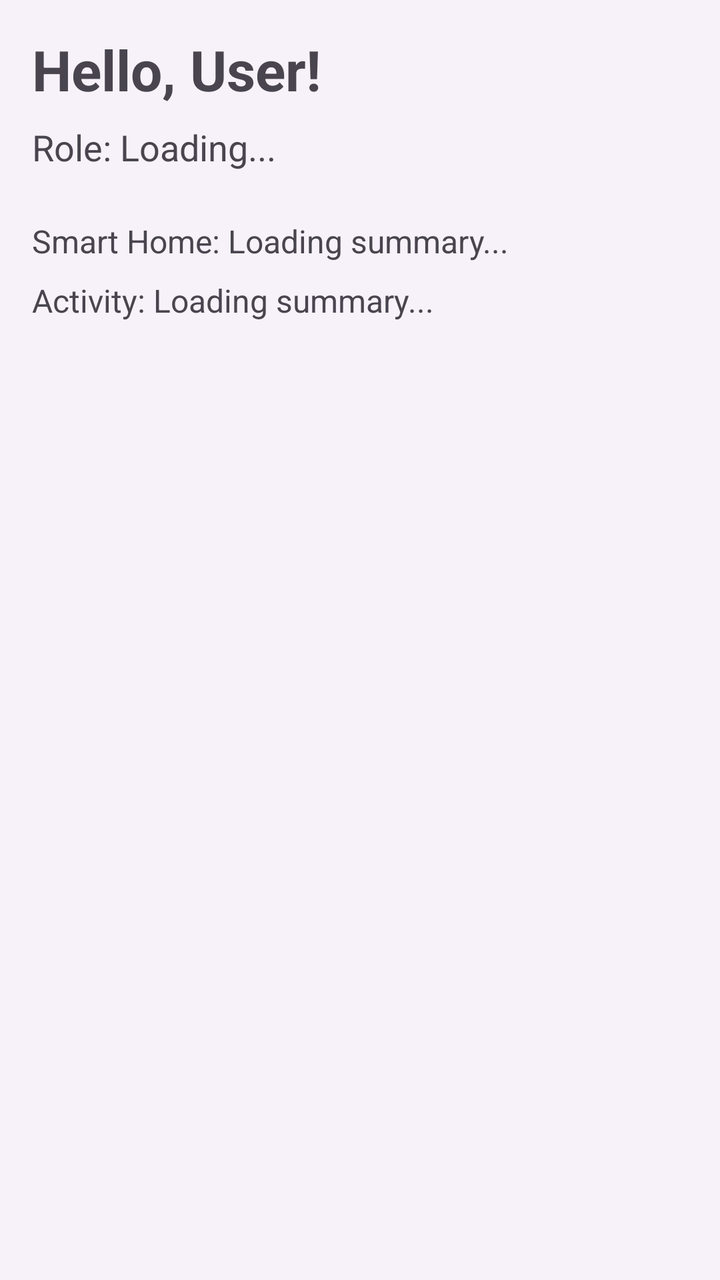
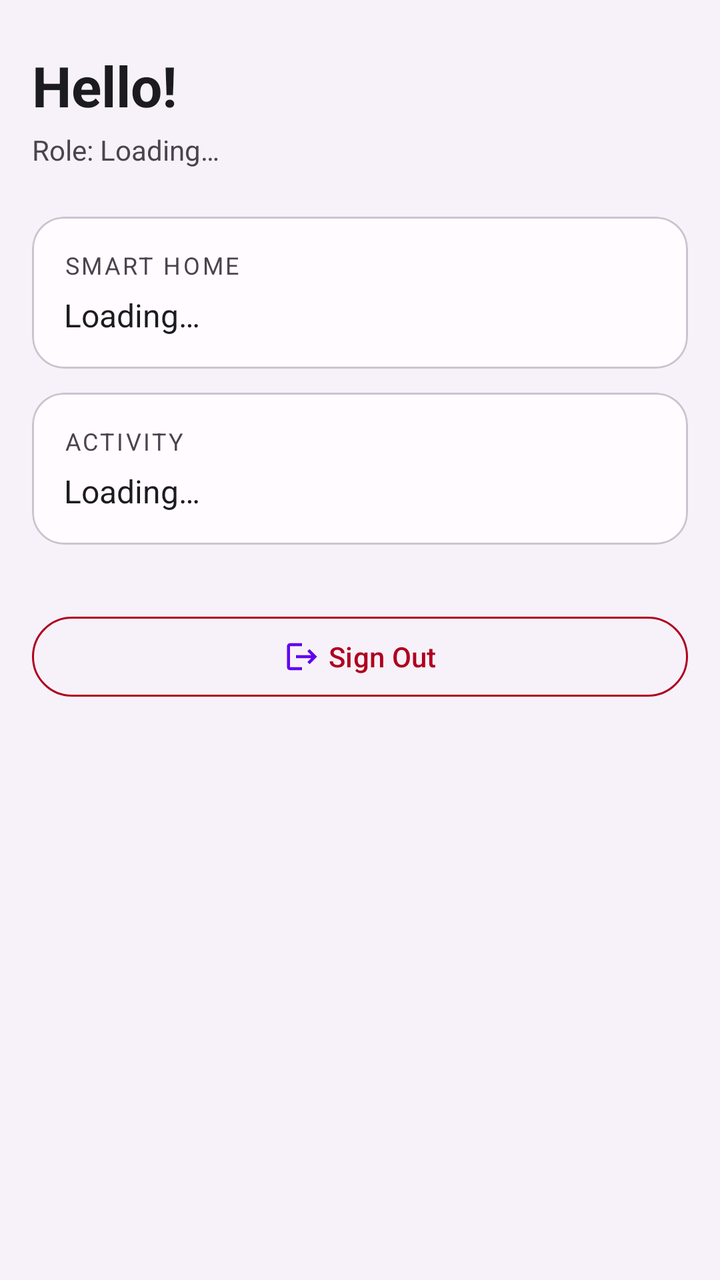

The first picture is an Android layout as it rendered before a commit; the second is the same layout after the commit. The layout source and the unified diff follow.
<!-- AndroidManifest.xml: application theme Theme.RiverSong -->
<!-- res/layout/fragment_user_dashboard.xml -->
<androidx.constraintlayout.widget.ConstraintLayout
    xmlns:android="http://schemas.android.com/apk/res/android"
    xmlns:app="http://schemas.android.com/apk/res-auto"
    xmlns:tools="http://schemas.android.com/tools"
    android:layout_width="match_parent"
    android:layout_height="match_parent"
    android:padding="16dp"
    tools:context=".ui.UserDashboardScreen">

    <TextView
        android:id="@+id/textViewDashboardWelcome"
        android:layout_width="wrap_content"
        android:layout_height="wrap_content"
        android:text="Hello, User!"
        android:textSize="28sp"
        android:textStyle="bold"
        app:layout_constraintTop_toTopOf="parent"
        app:layout_constraintStart_toStartOf="parent" />

    <TextView
        android:id="@+id/textViewUserRole"
        android:layout_width="wrap_content"
        android:layout_height="wrap_content"
        android:text="Role: Loading..."
        android:textSize="18sp"
        android:layout_marginTop="8dp"
        app:layout_constraintTop_toBottomOf="@id/textViewDashboardWelcome"
        app:layout_constraintStart_toStartOf="parent" />

    <TextView
        android:id="@+id/textViewSmartHomeSummary"
        android:layout_width="0dp"
        android:layout_height="wrap_content"
        android:text="Smart Home: Loading summary..."
        android:textSize="16sp"
        android:layout_marginTop="24dp"
        app:layout_constraintTop_toBottomOf="@id/textViewUserRole"
        app:layout_constraintStart_toStartOf="parent"
        app:layout_constraintEnd_toEndOf="parent" />

    <TextView
        android:id="@+id/textViewActivitySummary"
        android:layout_width="0dp"
        android:layout_height="wrap_content"
        android:text="Activity: Loading summary..."
        android:textSize="16sp"
        android:layout_marginTop="8dp"
        app:layout_constraintTop_toBottomOf="@id/textViewSmartHomeSummary"
        app:layout_constraintStart_toStartOf="parent"
        app:layout_constraintEnd_toEndOf="parent" />

    

</androidx.constraintlayout.widget.ConstraintLayout>
<!-- resources referenced by this layout -->
<resources>
  <style name="Theme.RiverSong" parent="Theme.Material3.DayNight.NoActionBar">
          <item name="colorPrimary">@color/river_song_primary</item>
          <item name="colorOnPrimary">@color/river_song_on_primary</item>
          <item name="colorPrimaryContainer">@color/river_song_primary_container</item>
          <item name="colorOnPrimaryContainer">@color/river_song_on_primary_container</item>
  
          <item name="colorSecondary">@color/river_song_secondary</item>
          <item name="colorOnSecondary">@color/river_song_on_secondary</item>
          <item name="colorSecondaryContainer">@color/river_song_secondary_container</item>
          <item name="colorOnSecondaryContainer">@color/river_song_on_secondary_container</item>
  
          <item name="colorTertiary">@color/river_song_tertiary</item>
          <item name="colorOnTertiary">@color/river_song_on_tertiary</item>
          <item name="colorTertiaryContainer">@color/river_song_tertiary_container</item>
          <item name="colorOnTertiaryContainer">@color/river_song_on_tertiary_container</item>
  
          <item name="colorError">@color/river_song_error</item>
          <item name="colorOnError">@color/river_song_on_error</item>
          <item name="colorErrorContainer">@color/river_song_error_container</item>
          <item name="colorOnErrorContainer">@color/river_song_on_error_container</item>
  
          <item name="android:colorBackground">@color/river_song_background</item>
          <item name="colorOnBackground">@color/river_song_on_background</item>
          <item name="colorSurface">@color/river_song_surface</item>
          <item name="colorOnSurface">@color/river_song_on_surface</item>
          <item name="colorSurfaceVariant">@color/river_song_surface_variant</item>
          <item name="colorOnSurfaceVariant">@color/river_song_on_surface_variant</item>
          <item name="colorOutline">@color/river_song_outline</item>
  
          <item name="android:statusBarColor">?attr/colorPrimary</item>
          <item name="android:windowLightStatusBar">true</item>
          <item name="android:navigationBarColor">?attr/colorSurface</item>
      </style>
  <color name="river_song_primary">#6200EE</color>
  <color name="river_song_on_primary">#FFFFFF</color>
  <color name="river_song_primary_container">#BB86FC</color>
  <color name="river_song_on_primary_container">#21005D</color>
  <color name="river_song_secondary">#03DAC6</color>
  <color name="river_song_on_secondary">#000000</color>
  <color name="river_song_secondary_container">#66FAF4</color>
  <color name="river_song_on_secondary_container">#003831</color>
  <color name="river_song_tertiary">#018786</color>
  <color name="river_song_on_tertiary">#FFFFFF</color>
  <color name="river_song_tertiary_container">#A7E7E7</color>
  <color name="river_song_on_tertiary_container">#002C2C</color>
  <color name="river_song_error">#B00020</color>
  <color name="river_song_on_error">#FFFFFF</color>
  <color name="river_song_error_container">#FCD8DF</color>
  <color name="river_song_on_error_container">#410002</color>
  <color name="river_song_background">#F7F2F9</color>
  <color name="river_song_on_background">#1C1B1F</color>
  <color name="river_song_surface">#FFFBFE</color>
  <color name="river_song_on_surface">#1C1B1F</color>
  <color name="river_song_surface_variant">#E7E0EC</color>
  <color name="river_song_on_surface_variant">#49454F</color>
  <color name="river_song_outline">#79757F</color>
</resources>

<!-- the commit's change to res/layout/fragment_user_dashboard.xml (unified diff, before → after) -->
@@ -1,54 +1,119 @@
-<androidx.constraintlayout.widget.ConstraintLayout
+<?xml version="1.0" encoding="utf-8"?>
+<androidx.core.widget.NestedScrollView
     xmlns:android="http://schemas.android.com/apk/res/android"
     xmlns:app="http://schemas.android.com/apk/res-auto"
-    xmlns:tools="http://schemas.android.com/tools"
     android:layout_width="match_parent"
     android:layout_height="match_parent"
-    android:padding="16dp"
-    tools:context=".ui.UserDashboardScreen">
+    android:background="@color/river_song_background">
 
-    <TextView
-        android:id="@+id/textViewDashboardWelcome"
-        android:layout_width="wrap_content"
+    <LinearLayout
+        android:layout_width="match_parent"
         android:layout_height="wrap_content"
-        android:text="Hello, User!"
-        android:textSize="28sp"
-        android:textStyle="bold"
-        app:layout_constraintTop_toTopOf="parent"
-        app:layout_constraintStart_toStartOf="parent" />
+        android:orientation="vertical"
+        android:padding="16dp">
 
-    <TextView
-        android:id="@+id/textViewUserRole"
-        android:layout_width="wrap_content"
-        android:layout_height="wrap_content"
-        android:text="Role: Loading..."
-        android:textSize="18sp"
-        android:layout_marginTop="8dp"
-        app:layout_constraintTop_toBottomOf="@id/textViewDashboardWelcome"
-        app:layout_constraintStart_toStartOf="parent" />
+        
+        <TextView
+            android:id="@+id/textViewDashboardWelcome"
+            android:layout_width="wrap_content"
+            android:layout_height="wrap_content"
+            android:layout_marginTop="8dp"
+            android:text="Hello!"
+            android:textSize="28sp"
+            android:textStyle="bold"
+            android:textColor="@color/river_song_on_background" />
 
-    <TextView
-        android:id="@+id/textViewSmartHomeSummary"
-        android:layout_width="0dp"
-        android:layout_height="wrap_content"
-        android:text="Smart Home: Loading summary..."
-        android:textSize="16sp"
-        android:layout_marginTop="24dp"
-        app:layout_constraintTop_toBottomOf="@id/textViewUserRole"
-        app:layout_constraintStart_toStartOf="parent"
-        app:layout_constraintEnd_toEndOf="parent" />
+        <TextView
+            android:id="@+id/textViewUserRole"
+            android:layout_width="wrap_content"
+            android:layout_height="wrap_content"
+            android:layout_marginTop="4dp"
+            android:text="Role: Loading…"
+            android:textSize="14sp"
+            android:textColor="@color/river_song_on_surface_variant" />
 
-    <TextView
-        android:id="@+id/textViewActivitySummary"
-        android:layout_width="0dp"
-        android:layout_height="wrap_content"
-        android:text="Activity: Loading summary..."
-        android:textSize="16sp"
-        android:layout_marginTop="8dp"
-        app:layout_constraintTop_toBottomOf="@id/textViewSmartHomeSummary"
-        app:layout_constraintStart_toStartOf="parent"
-        app:layout_constraintEnd_toEndOf="parent" />
+        
+        <com.google.android.material.card.MaterialCardView
+            android:layout_width="match_parent"
+            android:layout_height="wrap_content"
+            android:layout_marginTop="24dp"
+            app:cardCornerRadius="16dp"
+            app:cardElevation="0dp"
+            android:backgroundTint="@color/river_song_surface">
 
-    
+            <LinearLayout
+                android:layout_width="match_parent"
+                android:layout_height="wrap_content"
+                android:orientation="vertical"
+                android:padding="16dp">
 
-</androidx.constraintlayout.widget.ConstraintLayout>
+                <TextView
+                    android:layout_width="wrap_content"
+                    android:layout_height="wrap_content"
+                    android:text="Smart Home"
+                    android:textSize="12sp"
+                    android:textAllCaps="true"
+                    android:letterSpacing="0.1"
+                    android:textColor="@color/river_song_on_surface_variant" />
+
+                <TextView
+                    android:id="@+id/textViewSmartHomeSummary"
+                    android:layout_width="match_parent"
+                    android:layout_height="wrap_content"
+                    android:layout_marginTop="6dp"
+                    android:text="Loading…"
+                    android:textSize="16sp"
+                    android:textColor="@color/river_song_on_surface" />
+            </LinearLayout>
+        </com.google.android.material.card.MaterialCardView>
+
+        
+        <com.google.android.material.card.MaterialCardView
+            android:layout_width="match_parent"
+            android:layout_height="wrap_content"
+            android:layout_marginTop="12dp"
+            app:cardCornerRadius="16dp"
+            app:cardElevation="0dp"
+            android:backgroundTint="@color/river_song_surface">
+
+            <LinearLayout
+                android:layout_width="match_parent"
+                android:layout_height="wrap_content"
+                android:orientation="vertical"
+                android:padding="16dp">
+
+                <TextView
+                    android:layout_width="wrap_content"
+                    android:layout_height="wrap_content"
+                    android:text="Activity"
+                    android:textSize="12sp"
+                    android:textAllCaps="true"
+                    android:letterSpacing="0.1"
+                    android:textColor="@color/river_song_on_surface_variant" />
+
+                <TextView
+                    android:id="@+id/textViewActivitySummary"
+                    android:layout_width="match_parent"
+                    android:layout_height="wrap_content"
+                    android:layout_marginTop="6dp"
+                    android:text="Loading…"
+                    android:textSize="16sp"
+                    android:textColor="@color/river_song_on_surface" />
+            </LinearLayout>
+        </com.google.android.material.card.MaterialCardView>
+
+        
+        <com.google.android.material.button.MaterialButton
+            android:id="@+id/buttonLogout"
+            style="@style/Widget.Material3.Button.OutlinedButton"
+            android:layout_width="match_parent"
+            android:layout_height="wrap_content"
+            android:layout_marginTop="32dp"
+            android:text="Sign Out"
+            app:icon="@drawable/ic_logout"
+            app:iconGravity="textStart"
+            android:textColor="@color/river_song_error"
+            app:strokeColor="@color/river_song_error" />
+
+    </LinearLayout>
+</androidx.core.widget.NestedScrollView>
<!-- resource entries referenced after the edit -->
@@ -52,6 +52,18 @@
   <color name="river_song_background">#F7F2F9</color>
   <color name="river_song_on_background">#1C1B1F</color>
   <color name="river_song_surface">#FFFBFE</color>
+  <!-- drawable ic_logout (drawable) -->
+  <?xml version="1.0" encoding="utf-8"?>
+  <vector xmlns:android="http://schemas.android.com/apk/res/android"
+      android:width="24dp"
+      android:height="24dp"
+      android:viewportWidth="24"
+      android:viewportHeight="24"
+      android:tint="?attr/colorControlNormal">
+      <path
+          android:fillColor="@android:color/white"
+          android:pathData="M17,7l-1.41,1.41L18.17,11H8v2h10.17l-2.58,2.58L17,17l5,-5zM4,5h8V3H4c-1.1,0 -2,0.9 -2,2v14c0,1.1 0.9,2 2,2h8v-2H4V5z" />
+  </vector>
   <color name="river_song_on_surface">#1C1B1F</color>
   <color name="river_song_surface_variant">#E7E0EC</color>
   <color name="river_song_on_surface_variant">#49454F</color>
